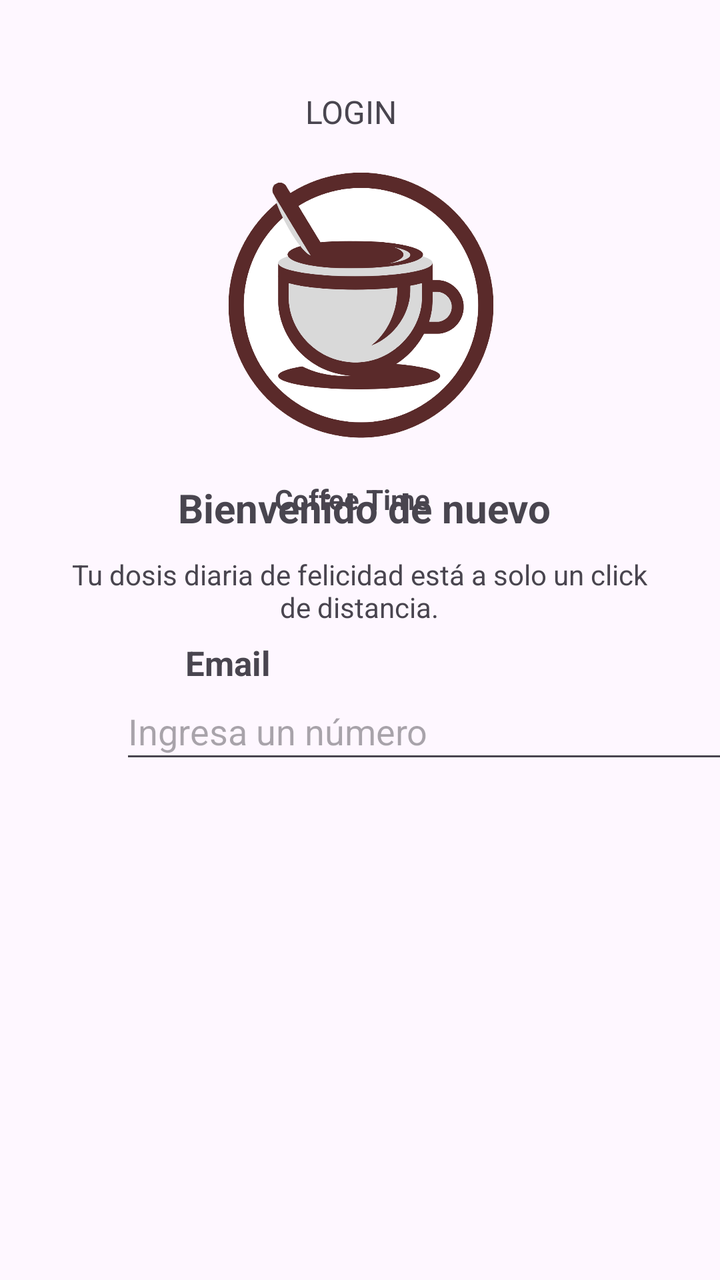
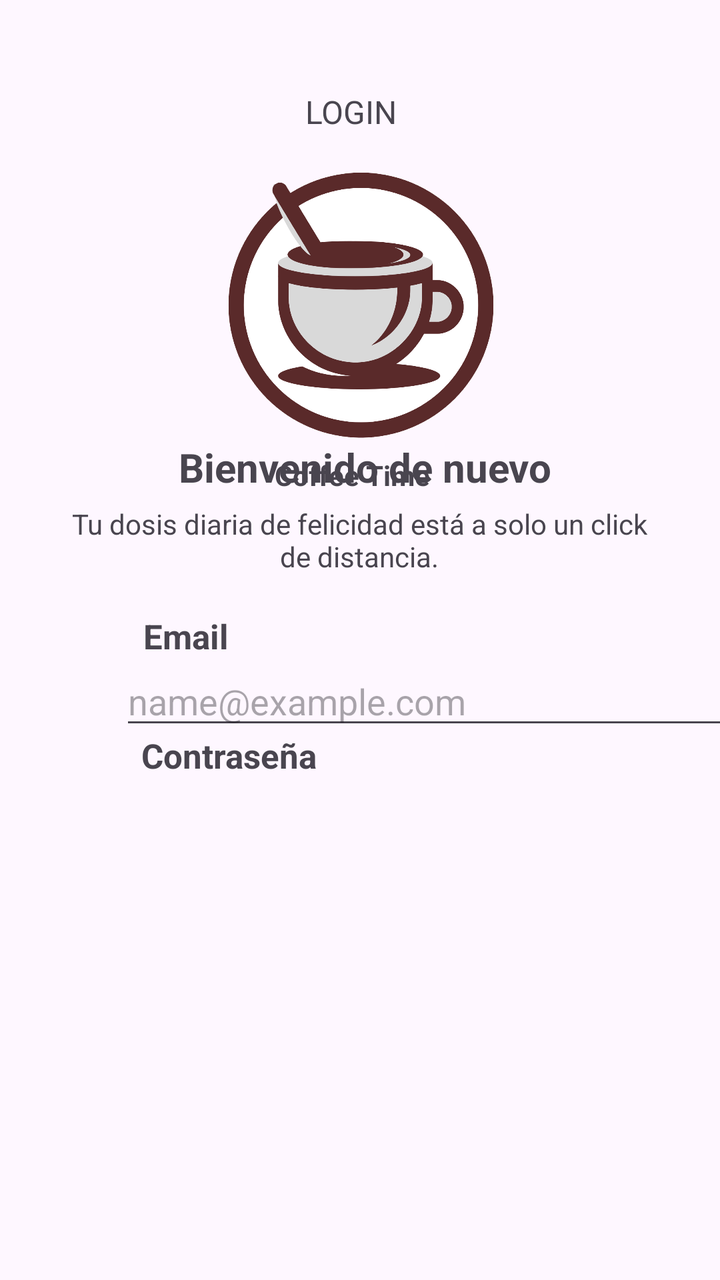

The first picture is an Android layout as it rendered before a commit; the second is the same layout after the commit. The layout source and the unified diff follow.
<!-- AndroidManifest.xml: application theme Theme.Cafeteria -->
<!-- res/layout/activity_segunda.xml -->
<?xml version="1.0" encoding="utf-8"?>
<androidx.constraintlayout.widget.ConstraintLayout xmlns:android="http://schemas.android.com/apk/res/android"
    xmlns:app="http://schemas.android.com/apk/res-auto"
    xmlns:tools="http://schemas.android.com/tools"
    android:id="@+id/main"
    android:layout_width="match_parent"
    android:layout_height="match_parent"
    tools:context=".SegundaActivity">


    <ImageView
        android:id="@+id/imageView"
        android:layout_width="269dp"
        android:layout_height="266dp"
        android:layout_marginStart="130dp"
        android:layout_marginTop="28dp"
        android:layout_marginEnd="131dp"
        android:src="@drawable/logo_coffe"
        app:layout_constraintEnd_toEndOf="parent"
        app:layout_constraintHorizontal_bias="0.495"
        app:layout_constraintStart_toStartOf="parent"
        app:layout_constraintTop_toTopOf="parent" />

    <TextView
        android:id="@+id/textView2"
        android:layout_width="86dp"
        android:layout_height="19dp"
        android:layout_marginStart="32dp"
        android:layout_marginTop="240dp"
        android:layout_marginEnd="24dp"
        android:text="Coffee Time"
        android:textStyle="bold"
        app:layout_constraintEnd_toEndOf="parent"
        app:layout_constraintHorizontal_bias="0.483"
        app:layout_constraintStart_toStartOf="parent"
        app:layout_constraintTop_toTopOf="parent" />

    <TextView
        android:id="@+id/login"
        android:layout_width="wrap_content"
        android:layout_height="wrap_content"
        android:layout_marginStart="172dp"
        android:layout_marginTop="45dp"
        android:layout_marginEnd="181dp"
        android:text="LOGIN"
        android:textSize="16sp"
        app:layout_constraintEnd_toEndOf="parent"
        app:layout_constraintStart_toStartOf="parent"
        app:layout_constraintTop_toTopOf="parent" />

    <TextView
    android:id="@+id/Bienvenido"
    android:layout_width="247dp"
    android:layout_height="39dp"
    android:layout_marginStart="7dp"
    android:gravity="center"
    android:text="Bienvenido de nuevo"
    android:textSize="20sp"
    android:textStyle="bold"
    app:layout_constraintBottom_toBottomOf="parent"
    app:layout_constraintEnd_toEndOf="parent"
    app:layout_constraintHorizontal_bias="0.488"
    app:layout_constraintStart_toStartOf="parent"
    app:layout_constraintTop_toTopOf="parent"
    app:layout_constraintVertical_bias="0.39" />

    <TextView
        android:id="@+id/Email"
        android:layout_width="85dp"
        android:layout_height="29dp"
        android:layout_marginStart="7dp"
        android:gravity="center"
        android:text="Email"
        android:textSize="17sp"
        android:textStyle="bold"
        app:layout_constraintBottom_toBottomOf="parent"
        app:layout_constraintEnd_toEndOf="parent"
        app:layout_constraintHorizontal_bias="0.241"
        app:layout_constraintStart_toStartOf="parent"
        app:layout_constraintTop_toTopOf="parent"
        app:layout_constraintVertical_bias="0.519" />

    <TextView
        android:id="@+id/dossistext"
        android:layout_width="290dp"
        android:layout_height="58dp"
        android:layout_marginTop="11dp"
        android:gravity="center"
        android:text="Tu dosis diaria de felicidad está a solo un click de distancia."
        app:layout_constraintBottom_toBottomOf="parent"
        app:layout_constraintEnd_toEndOf="parent"
        app:layout_constraintHorizontal_bias="0.495"
        app:layout_constraintStart_toStartOf="parent"
        app:layout_constraintTop_toTopOf="parent"
        app:layout_constraintVertical_bias="0.447" />


    <EditText
        android:id="@+id/ingreemail"
        android:layout_width="306dp"
        android:layout_height="45dp"
        android:layout_marginStart="60dp"
        android:layout_marginEnd="45dp"
        android:hint="Ingresa un número"
        android:inputType="number"
        app:layout_constraintBottom_toBottomOf="parent"
        app:layout_constraintEnd_toEndOf="parent"
        app:layout_constraintHorizontal_bias="0.0"
        app:layout_constraintStart_toStartOf="parent"
        app:layout_constraintTop_toTopOf="parent"
        app:layout_constraintVertical_bias="0.574" />
</androidx.constraintlayout.widget.ConstraintLayout>
<!-- resources referenced by this layout -->
<resources>
  <!-- drawable logo_coffe: png bitmap (drawable, 106600 bytes) -->
  <style name="Theme.Cafeteria" parent="Base.Theme.Cafeteria" />
  <style name="Base.Theme.Cafeteria" parent="Theme.Material3.DayNight.NoActionBar">
          
          
      </style>
</resources>

<!-- the commit's change to res/layout/activity_segunda.xml (unified diff, before → after) -->
@@ -26,7 +26,7 @@
         android:layout_width="86dp"
         android:layout_height="19dp"
         android:layout_marginStart="32dp"
-        android:layout_marginTop="240dp"
+        android:layout_marginTop="228dp"
         android:layout_marginEnd="24dp"
         android:text="Coffee Time"
         android:textStyle="bold"
@@ -48,37 +48,22 @@
         app:layout_constraintStart_toStartOf="parent"
         app:layout_constraintTop_toTopOf="parent" />
 
-    <TextView
-    android:id="@+id/Bienvenido"
-    android:layout_width="247dp"
-    android:layout_height="39dp"
-    android:layout_marginStart="7dp"
-    android:gravity="center"
-    android:text="Bienvenido de nuevo"
-    android:textSize="20sp"
-    android:textStyle="bold"
-    app:layout_constraintBottom_toBottomOf="parent"
-    app:layout_constraintEnd_toEndOf="parent"
-    app:layout_constraintHorizontal_bias="0.488"
-    app:layout_constraintStart_toStartOf="parent"
-    app:layout_constraintTop_toTopOf="parent"
-    app:layout_constraintVertical_bias="0.39" />
 
     <TextView
-        android:id="@+id/Email"
-        android:layout_width="85dp"
-        android:layout_height="29dp"
+        android:id="@+id/Bienvenido"
+        android:layout_width="247dp"
+        android:layout_height="39dp"
         android:layout_marginStart="7dp"
         android:gravity="center"
-        android:text="Email"
-        android:textSize="17sp"
+        android:text="Bienvenido de nuevo"
+        android:textSize="20sp"
         android:textStyle="bold"
         app:layout_constraintBottom_toBottomOf="parent"
         app:layout_constraintEnd_toEndOf="parent"
-        app:layout_constraintHorizontal_bias="0.241"
+        app:layout_constraintHorizontal_bias="0.49"
         app:layout_constraintStart_toStartOf="parent"
         app:layout_constraintTop_toTopOf="parent"
-        app:layout_constraintVertical_bias="0.519" />
+        app:layout_constraintVertical_bias="0.356" />
 
     <TextView
         android:id="@+id/dossistext"
@@ -92,21 +77,50 @@
         app:layout_constraintHorizontal_bias="0.495"
         app:layout_constraintStart_toStartOf="parent"
         app:layout_constraintTop_toTopOf="parent"
-        app:layout_constraintVertical_bias="0.447" />
-
+        app:layout_constraintVertical_bias="0.403" />
 
     <EditText
         android:id="@+id/ingreemail"
-        android:layout_width="306dp"
-        android:layout_height="45dp"
+        android:layout_width="319dp"
+        android:layout_height="38dp"
         android:layout_marginStart="60dp"
         android:layout_marginEnd="45dp"
-        android:hint="Ingresa un número"
-        android:inputType="number"
+        android:hint="name@example.com"
+        android:inputType="text"
         app:layout_constraintBottom_toBottomOf="parent"
         app:layout_constraintEnd_toEndOf="parent"
         app:layout_constraintHorizontal_bias="0.0"
         app:layout_constraintStart_toStartOf="parent"
         app:layout_constraintTop_toTopOf="parent"
-        app:layout_constraintVertical_bias="0.574" />
+        app:layout_constraintVertical_bias="0.551" />
+
+    <TextView
+        android:id="@+id/Email"
+        android:layout_width="85dp"
+        android:layout_height="29dp"
+        android:layout_marginStart="7dp"
+        android:text="Email"
+        android:textSize="17sp"
+        android:textStyle="bold"
+        app:layout_constraintBottom_toBottomOf="parent"
+        app:layout_constraintEnd_toEndOf="parent"
+        app:layout_constraintHorizontal_bias="0.241"
+        app:layout_constraintStart_toStartOf="parent"
+        app:layout_constraintTop_toTopOf="parent"
+        app:layout_constraintVertical_bias="0.502" />
+
+    <TextView
+        android:id="@+id/contraseña"
+        android:layout_width="wrap_content"
+        android:layout_height="wrap_content"
+        android:layout_marginTop="2dp"
+        android:text="Contraseña"
+        android:textSize="17sp"
+        android:textStyle="bold"
+        app:layout_constraintBottom_toBottomOf="parent"
+        app:layout_constraintEnd_toEndOf="parent"
+        app:layout_constraintHorizontal_bias="0.26"
+        app:layout_constraintStart_toStartOf="parent"
+        app:layout_constraintTop_toTopOf="parent"
+        app:layout_constraintVertical_bias="0.592" />
 </androidx.constraintlayout.widget.ConstraintLayout>
